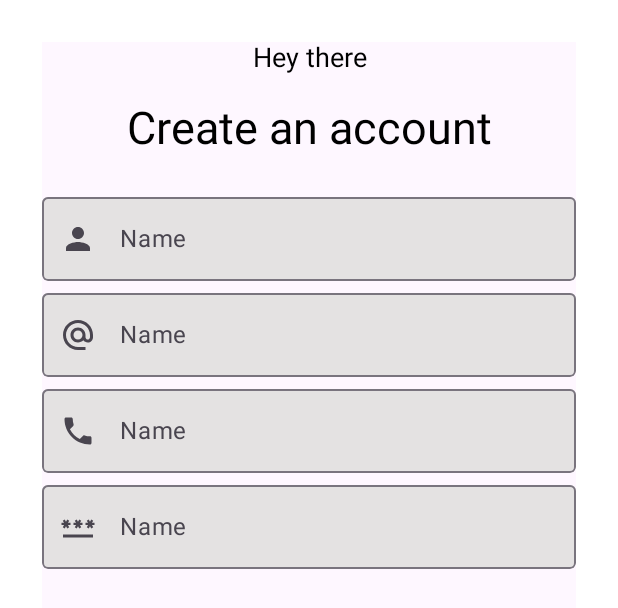
After one commit to tamzidisrakadol/IntroToCompose, an Android app built with Jetpack Compose: the @Preview function SignUpScreen, on a phone screen of 412 x 824 dp. The commit adds this screen. Shown: the top 608 px of the screen. Run offline under Robolectric (Android 15) with nearby library versions, the light colour scheme and no system bars.

Commit message:
Intro to jetpack compose 1.Row and Column 2.Modifier 3.Lazy Column 4.CircularImage 5.side effect of jetpack compose -> launchedEffect, rememberCoroutineScope,rememberUpdateState,DisposableSideEffect
creating screens with compose
complete quotes app.
start a new login screen

```diff
--- /dev/null
+++ b/app/src/main/java/com/example/introtocompose/Components/AppComponenets.kt
@@ -0,0 +1,97 @@
+package com.example.introtocompose.Components
+
+import android.graphics.drawable.Icon
+import androidx.compose.foundation.layout.fillMaxWidth
+import androidx.compose.foundation.layout.heightIn
+import androidx.compose.foundation.text.KeyboardOptions
+import androidx.compose.material3.ExperimentalMaterial3Api
+import androidx.compose.material3.Icon
+import androidx.compose.material3.OutlinedTextField
+import androidx.compose.material3.Text
+import androidx.compose.material3.TextFieldDefaults
+import androidx.compose.runtime.Composable
+import androidx.compose.runtime.mutableStateOf
+import androidx.compose.runtime.remember
+import androidx.compose.ui.Modifier
+import androidx.compose.ui.draw.clip
+import androidx.compose.ui.graphics.Color
+import androidx.compose.ui.graphics.painter.Painter
+import androidx.compose.ui.res.painterResource
+import androidx.compose.ui.text.TextStyle
+import androidx.compose.ui.text.font.FontStyle
+import androidx.compose.ui.text.font.FontWeight
+import androidx.compose.ui.text.style.TextAlign
+import androidx.compose.ui.unit.dp
+import androidx.compose.ui.unit.sp
+import com.example.introtocompose.R
+import com.example.introtocompose.ui.theme.componentShape
+import com.example.introtocompose.ui.theme.grey
+import com.example.introtocompose.ui.theme.lightgrey
+
+
+@Composable
+fun NormalTextComponent(value: String) {
+    Text(
+        text = value,
+        modifier = Modifier
+            .fillMaxWidth()
+            .heightIn(min = 40.dp),
+        style = TextStyle(
+            fontSize = 18.sp,
+            fontWeight = FontWeight.Normal,
+            fontStyle = FontStyle.Normal
+        ),
+        color = Color.Black,
+        textAlign = TextAlign.Center
+    )
+}
+
+
+@Composable
+fun HeaderTextComponent(value: String) {
+    Text(
+        text = value,
+        modifier = Modifier
+            .fillMaxWidth()
+            .heightIn(),
+        style = TextStyle(
+            fontSize = 30.sp,
+            fontWeight = FontWeight.Normal,
+            fontStyle = FontStyle.Normal
+        ),
+        color = Color.Black,
+        textAlign = TextAlign.Center
+    )
+}
+
+
+@OptIn(ExperimentalMaterial3Api::class)
+@Composable
+fun NameTextField(value: String,painter:Painter) {
+
+    val textValue = remember {
+        mutableStateOf("")
+    }
+    OutlinedTextField(
+        modifier = Modifier
+            .fillMaxWidth()
+            .clip(componentShape.small),
+        label = {
+            Text(text = value)
+        },
+        value = textValue.value,
+        colors = TextFieldDefaults.outlinedTextFieldColors(
+            focusedLabelColor = grey,
+            focusedBorderColor = grey,
+            cursorColor = grey,
+            containerColor = lightgrey
+        ),
+        keyboardOptions = KeyboardOptions.Default,
+        onValueChange = {
+            textValue.value = it
+        },
+        leadingIcon = {
+            Icon(painter=painter,contentDescription = "Quote")
+        }
+    )
+}
--- a/app/src/main/java/com/example/introtocompose/MainActivity.kt
+++ b/app/src/main/java/com/example/introtocompose/MainActivity.kt
@@ -88,12 +88,14 @@ class MainActivity : ComponentActivity() {
 }
 
 
+
+
 enum class ShowPages{
     LISTING,
     DETAILS
 }
 
-
+//Quote ui
 @Preview
 @Composable
 fun AppQuoteScreen(){
--- /dev/null
+++ b/app/src/main/java/com/example/introtocompose/app/PostOffice.kt
@@ -0,0 +1,17 @@
+package com.example.introtocompose.app
+
+import androidx.compose.foundation.layout.fillMaxSize
+import androidx.compose.material3.Surface
+import androidx.compose.runtime.Composable
+import androidx.compose.ui.Modifier
+import androidx.compose.ui.graphics.Color
+
+@Composable
+fun PostOffice(){
+    Surface(
+        modifier = Modifier.fillMaxSize(),
+        color = Color.White
+    ) {
+
+    }
+}
--- /dev/null
+++ b/app/src/main/java/com/example/introtocompose/screens/SignUpScreen.kt
@@ -0,0 +1,47 @@
+package com.example.introtocompose.screens
+
+import androidx.compose.foundation.background
+import androidx.compose.foundation.layout.Column
+import androidx.compose.foundation.layout.Spacer
+import androidx.compose.foundation.layout.fillMaxSize
+import androidx.compose.foundation.layout.height
+import androidx.compose.foundation.layout.padding
+import androidx.compose.material3.Surface
+import androidx.compose.runtime.Composable
+import androidx.compose.ui.Modifier
+import androidx.compose.ui.graphics.Color
+import androidx.compose.ui.res.painterResource
+import androidx.compose.ui.tooling.preview.Preview
+import androidx.compose.ui.unit.dp
+import com.example.introtocompose.Components.HeaderTextComponent
+import com.example.introtocompose.Components.NameTextField
+import com.example.introtocompose.Components.NormalTextComponent
+import com.example.introtocompose.R
+
+
+@Preview
+@Composable
+fun SignUpScreen() {
+    Surface(
+        modifier = Modifier
+            .fillMaxSize()
+            .background(Color.White)
+            .padding(28.dp)
+    ) {
+        Column(
+            modifier = Modifier.fillMaxSize()
+        ) {
+            NormalTextComponent(value = "Hey there")
+            HeaderTextComponent(value = "Create an account")
+            Spacer(modifier = Modifier.height(20.dp))
+
+            NameTextField(value = "Name", painter = painterResource(id = R.drawable.person))
+            NameTextField(value = "Name", painter = painterResource(id = R.drawable.email))
+            NameTextField(value = "Name", painter = painterResource(id = R.drawable.baseline_local_phone_24))
+            NameTextField(value = "Name", painter = painterResource(id = R.drawable.pass))
+
+        }
+
+    }
+
+}
--- a/app/src/main/java/com/example/introtocompose/ui/theme/Color.kt
+++ b/app/src/main/java/com/example/introtocompose/ui/theme/Color.kt
@@ -5,7 +5,8 @@ import androidx.compose.ui.graphics.Color
 val Purple80 = Color(0xFFD0BCFF)
 val PurpleGrey80 = Color(0xFFCCC2DC)
 val Pink80 = Color(0xFFEFB8C8)
-
+val grey = Color(0xFF3F3E3E)
+val lightgrey = Color(0xFFE4E2E2)
 val Purple40 = Color(0xFF6650a4)
 val PurpleGrey40 = Color(0xFF625b71)
 val Pink40 = Color(0xFF7D5260)
--- /dev/null
+++ b/app/src/main/java/com/example/introtocompose/ui/theme/ComponentShape.kt
@@ -0,0 +1,11 @@
+package com.example.introtocompose.ui.theme
+
+import androidx.compose.foundation.shape.RoundedCornerShape
+import androidx.compose.material3.Shapes
+import androidx.compose.ui.unit.dp
+
+val componentShape = Shapes(
+    small = RoundedCornerShape(4.dp),
+    medium = RoundedCornerShape(8.dp),
+    large = RoundedCornerShape(0.dp),
+)
--- /dev/null
+++ b/app/src/main/res/drawable/baseline_local_phone_24.xml
@@ -0,0 +1,5 @@
+<vector android:height="24dp" android:tint="#000000"
+    android:viewportHeight="24" android:viewportWidth="24"
+    android:width="24dp" xmlns:android="http://schemas.android.com/apk/res/android">
+    <path android:fillColor="@android:color/white" android:pathData="M6.62,10.79c1.44,2.83 3.76,5.14 6.59,6.59l2.2,-2.2c0.27,-0.27 0.67,-0.36 1.02,-0.24 1.12,0.37 2.33,0.57 3.57,0.57 0.55,0 1,0.45 1,1V20c0,0.55 -0.45,1 -1,1 -9.39,0 -17,-7.61 -17,-17 0,-0.55 0.45,-1 1,-1h3.5c0.55,0 1,0.45 1,1 0,1.25 0.2,2.45 0.57,3.57 0.11,0.35 0.03,0.74 -0.25,1.02l-2.2,2.2z"/>
+</vector>
--- /dev/null
+++ b/app/src/main/res/drawable/email.xml
@@ -0,0 +1,5 @@
+<vector android:height="24dp" android:tint="#000000"
+    android:viewportHeight="24" android:viewportWidth="24"
+    android:width="24dp" xmlns:android="http://schemas.android.com/apk/res/android">
+    <path android:fillColor="@android:color/white" android:pathData="M12,2C6.48,2 2,6.48 2,12s4.48,10 10,10h5v-2h-5c-4.34,0 -8,-3.66 -8,-8s3.66,-8 8,-8 8,3.66 8,8v1.43c0,0.79 -0.71,1.57 -1.5,1.57s-1.5,-0.78 -1.5,-1.57L17,12c0,-2.76 -2.24,-5 -5,-5s-5,2.24 -5,5 2.24,5 5,5c1.38,0 2.64,-0.56 3.54,-1.47 0.65,0.89 1.77,1.47 2.96,1.47 1.97,0 3.5,-1.6 3.5,-3.57L22,12c0,-5.52 -4.48,-10 -10,-10zM12,15c-1.66,0 -3,-1.34 -3,-3s1.34,-3 3,-3 3,1.34 3,3 -1.34,3 -3,3z"/>
+</vector>
--- /dev/null
+++ b/app/src/main/res/drawable/pass.xml
@@ -0,0 +1,5 @@
+<vector android:height="24dp" android:tint="#000000"
+    android:viewportHeight="24" android:viewportWidth="24"
+    android:width="24dp" xmlns:android="http://schemas.android.com/apk/res/android">
+    <path android:fillColor="@android:color/white" android:pathData="M2,17h20v2H2V17zM3.15,12.95L4,11.47l0.85,1.48l1.3,-0.75L5.3,10.72H7v-1.5H5.3l0.85,-1.47L4.85,7L4,8.47L3.15,7l-1.3,0.75L2.7,9.22H1v1.5h1.7L1.85,12.2L3.15,12.95zM9.85,12.2l1.3,0.75L12,11.47l0.85,1.48l1.3,-0.75l-0.85,-1.48H15v-1.5h-1.7l0.85,-1.47L12.85,7L12,8.47L11.15,7l-1.3,0.75l0.85,1.47H9v1.5h1.7L9.85,12.2zM23,9.22h-1.7l0.85,-1.47L20.85,7L20,8.47L19.15,7l-1.3,0.75l0.85,1.47H17v1.5h1.7l-0.85,1.48l1.3,0.75L20,11.47l0.85,1.48l1.3,-0.75l-0.85,-1.48H23V9.22z"/>
+</vector>
--- /dev/null
+++ b/app/src/main/res/drawable/person.xml
@@ -0,0 +1,5 @@
+<vector android:height="24dp" android:tint="#000000"
+    android:viewportHeight="24" android:viewportWidth="24"
+    android:width="24dp" xmlns:android="http://schemas.android.com/apk/res/android">
+    <path android:fillColor="@android:color/white" android:pathData="M12,12c2.21,0 4,-1.79 4,-4s-1.79,-4 -4,-4 -4,1.79 -4,4 1.79,4 4,4zM12,14c-2.67,0 -8,1.34 -8,4v2h16v-2c0,-2.66 -5.33,-4 -8,-4z"/>
+</vector>
```
